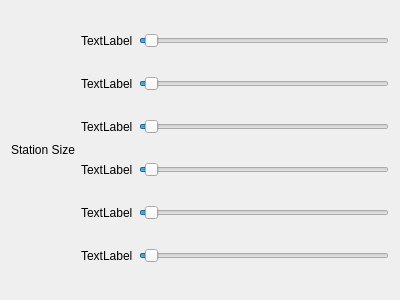
Qt form widgets/widgets/stationsizewidget.ui (Arklog/x4StationGenerator) before a commit.
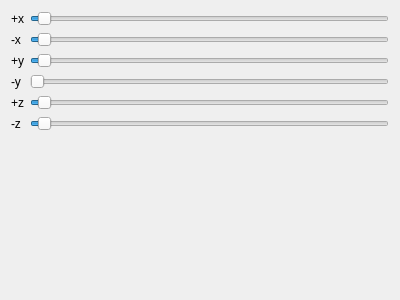
The same form after that commit.

What changed in the file:
```diff
--- a/widgets/widgets/stationsizewidget.ui
+++ b/widgets/widgets/stationsizewidget.ui
@@ -15,24 +15,8 @@
   </property>
   <layout class="QHBoxLayout" name="horizontalLayout">
    <item>
-    <widget class="QLabel" name="label">
-     <property name="text">
-      <string>Station Size</string>
-     </property>
-    </widget>
-   </item>
-   <item>
-    <layout class="QVBoxLayout" name="verticalLayout">
-     <item>
-      <layout class="QHBoxLayout" name="horizontalLayout_2">
-       <item>
-        <widget class="QLabel" name="x_plus_label">
-         <property name="text">
-          <string>TextLabel</string>
-         </property>
-        </widget>
-       </item>
-       <item>
+    <layout class="QFormLayout" name="formLayout">
+     <item row="0" column="1">
         <widget class="QSlider" name="x_plus">
          <property name="value">
           <number>2</number>
@@ -42,18 +26,7 @@
          </property>
         </widget>
        </item>
-      </layout>
-     </item>
-     <item>
-      <layout class="QHBoxLayout" name="horizontalLayout_4">
-       <item>
-        <widget class="QLabel" name="x_minus_label">
-         <property name="text">
-          <string>TextLabel</string>
-         </property>
-        </widget>
-       </item>
-       <item>
+     <item row="1" column="1">
         <widget class="QSlider" name="x_minus">
          <property name="value">
           <number>2</number>
@@ -63,18 +36,7 @@
          </property>
         </widget>
        </item>
-      </layout>
-     </item>
-     <item>
-      <layout class="QHBoxLayout" name="horizontalLayout_7">
-       <item>
-        <widget class="QLabel" name="y_plus_label">
-         <property name="text">
-          <string>TextLabel</string>
-         </property>
-        </widget>
-       </item>
-       <item>
+     <item row="2" column="1">
         <widget class="QSlider" name="y_plus">
          <property name="value">
           <number>2</number>
@@ -84,70 +46,74 @@
          </property>
         </widget>
        </item>
-      </layout>
+     <item row="4" column="1">
+      <widget class="QSlider" name="z_plus">
+       <property name="value">
+        <number>2</number>
+       </property>
+       <property name="orientation">
+        <enum>Qt::Horizontal</enum>
+       </property>
+      </widget>
      </item>
-     <item>
-      <layout class="QHBoxLayout" name="horizontalLayout_6">
-       <item>
-        <widget class="QLabel" name="y_minus_label">
+     <item row="5" column="1">
+      <widget class="QSlider" name="z_minus">
+       <property name="value">
+        <number>2</number>
+       </property>
+       <property name="orientation">
+        <enum>Qt::Horizontal</enum>
+       </property>
+      </widget>
+     </item>
+     <item row="0" column="0">
+      <widget class="QLabel" name="x_plus_label">
          <property name="text">
-          <string>TextLabel</string>
+        <string>+x</string>
          </property>
         </widget>
        </item>
-       <item>
+     <item row="1" column="0">
+      <widget class="QLabel" name="x_minus_label">
+       <property name="text">
+        <string>-x</string>
+       </property>
+      </widget>
+     </item>
+     <item row="2" column="0">
+      <widget class="QLabel" name="y_plus_label">
+       <property name="text">
+        <string>+y</string>
+       </property>
+      </widget>
+     </item>
+     <item row="3" column="1">
         <widget class="QSlider" name="y_minus">
-         <property name="value">
-          <number>2</number>
-         </property>
          <property name="orientation">
           <enum>Qt::Horizontal</enum>
          </property>
         </widget>
        </item>
-      </layout>
+     <item row="3" column="0">
+      <widget class="QLabel" name="y_minus_label">
+       <property name="text">
+        <string>-y</string>
+       </property>
+      </widget>
      </item>
-     <item>
-      <layout class="QHBoxLayout" name="horizontalLayout_5">
-       <item>
+     <item row="4" column="0">
         <widget class="QLabel" name="z_plus_label">
          <property name="text">
-          <string>TextLabel</string>
+        <string>+z</string>
          </property>
         </widget>
        </item>
-       <item>
-        <widget class="QSlider" name="z_plus">
-         <property name="value">
-          <number>2</number>
-         </property>
-         <property name="orientation">
-          <enum>Qt::Horizontal</enum>
-         </property>
-        </widget>
-       </item>
-      </layout>
-     </item>
-     <item>
-      <layout class="QHBoxLayout" name="horizontalLayout_3">
-       <item>
+     <item row="5" column="0">
         <widget class="QLabel" name="z_minus_label">
          <property name="text">
-          <string>TextLabel</string>
-         </property>
-        </widget>
-       </item>
-       <item>
-        <widget class="QSlider" name="z_minus">
-         <property name="value">
-          <number>2</number>
-         </property>
-         <property name="orientation">
-          <enum>Qt::Horizontal</enum>
-         </property>
-        </widget>
-       </item>
-      </layout>
+        <string>-z</string>
+       </property>
+      </widget>
      </item>
     </layout>
    </item>
```
Lines whose indentation alone changed are shown as unchanged.
